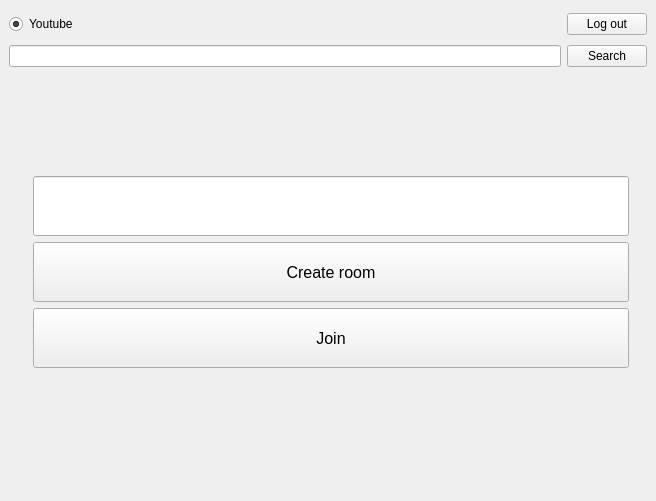
Above: client/static/ui/watchupapp.ui from cpp-park-vk-education/2022_2_cash_map before the change. Below: the same form after it.
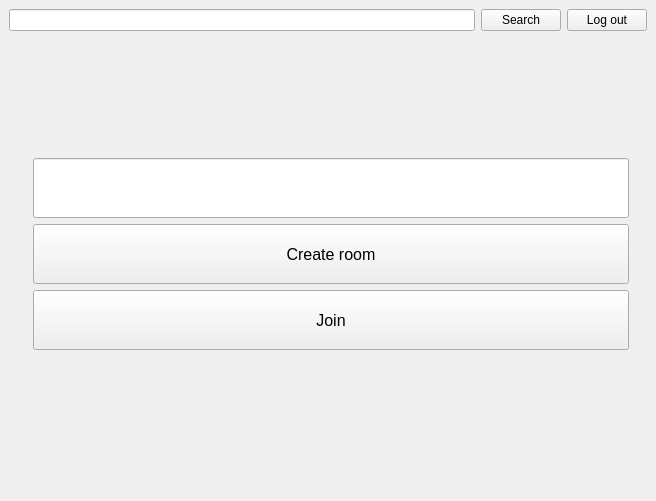
That is the form after the change. Icons and pictures are not drawn.

```diff
--- a/client/static/ui/watchupapp.ui
+++ b/client/static/ui/watchupapp.ui
@@ -39,7 +39,71 @@
     </sizepolicy>
    </property>
    <layout class="QGridLayout" name="gridLayout">
-    <item row="3" column="1">
+    <item row="1" column="0" colspan="2">
+     <layout class="QHBoxLayout" name="horizontalLayout_3">
+      <item>
+       <widget class="QLineEdit" name="searchLineEdit">
+        <property name="sizePolicy">
+         <sizepolicy hsizetype="Expanding" vsizetype="Fixed">
+          <horstretch>0</horstretch>
+          <verstretch>0</verstretch>
+         </sizepolicy>
+        </property>
+        <property name="minimumSize">
+         <size>
+          <width>300</width>
+          <height>0</height>
+         </size>
+        </property>
+        <property name="maximumSize">
+         <size>
+          <width>16777215</width>
+          <height>50</height>
+         </size>
+        </property>
+       </widget>
+      </item>
+      <item>
+       <widget class="QPushButton" name="searchButton">
+        <property name="sizePolicy">
+         <sizepolicy hsizetype="Expanding" vsizetype="Fixed">
+          <horstretch>0</horstretch>
+          <verstretch>0</verstretch>
+         </sizepolicy>
+        </property>
+        <property name="minimumSize">
+         <size>
+          <width>50</width>
+          <height>0</height>
+         </size>
+        </property>
+        <property name="maximumSize">
+         <size>
+          <width>80</width>
+          <height>16777215</height>
+         </size>
+        </property>
+        <property name="text">
+         <string>Search</string>
+        </property>
+       </widget>
+      </item>
+      <item>
+       <widget class="QPushButton" name="logoutButton">
+        <property name="sizePolicy">
+         <sizepolicy hsizetype="Fixed" vsizetype="Fixed">
+          <horstretch>0</horstretch>
+          <verstretch>0</verstretch>
+         </sizepolicy>
+        </property>
+        <property name="text">
+         <string>Log out</string>
+        </property>
+       </widget>
+      </item>
+     </layout>
+    </item>
+    <item row="2" column="1">
      <widget class="QStackedWidget" name="stackedWidget">
       <property name="sizePolicy">
        <sizepolicy hsizetype="Expanding" vsizetype="Expanding">
@@ -201,111 +265,6 @@
       </widget>
      </widget>
     </item>
-    <item row="2" column="0" colspan="2">
-     <layout class="QHBoxLayout" name="horizontalLayout_3">
-      <item>
-       <widget class="QLineEdit" name="searchLineEdit">
-        <property name="sizePolicy">
-         <sizepolicy hsizetype="Expanding" vsizetype="Fixed">
-          <horstretch>0</horstretch>
-          <verstretch>0</verstretch>
-         </sizepolicy>
-        </property>
-        <property name="minimumSize">
-         <size>
-          <width>300</width>
-          <height>0</height>
-         </size>
-        </property>
-        <property name="maximumSize">
-         <size>
-          <width>16777215</width>
-          <height>50</height>
-         </size>
-        </property>
-       </widget>
-      </item>
-      <item>
-       <widget class="QPushButton" name="searchButton">
-        <property name="sizePolicy">
-         <sizepolicy hsizetype="Expanding" vsizetype="Fixed">
-          <horstretch>0</horstretch>
-          <verstretch>0</verstretch>
-         </sizepolicy>
-        </property>
-        <property name="minimumSize">
-         <size>
-          <width>50</width>
-          <height>0</height>
-         </size>
-        </property>
-        <property name="maximumSize">
-         <size>
-          <width>80</width>
-          <height>16777215</height>
-         </size>
-        </property>
-        <property name="text">
-         <string>Search</string>
-        </property>
-       </widget>
-      </item>
-     </layout>
-    </item>
-    <item row="1" column="0" colspan="2">
-     <layout class="QHBoxLayout" name="horizontalLayout_2">
-      <property name="spacing">
-       <number>0</number>
-      </property>
-      <property name="leftMargin">
-       <number>0</number>
-      </property>
-      <item>
-       <widget class="QRadioButton" name="youtubeButton">
-        <property name="minimumSize">
-         <size>
-          <width>20</width>
-          <height>30</height>
-         </size>
-        </property>
-        <property name="font">
-         <font>
-          <pointsize>9</pointsize>
-         </font>
-        </property>
-        <property name="text">
-         <string>Youtube</string>
-        </property>
-        <property name="icon">
-         <iconset>
-          <normaloff>../icons/youtube_icon.png</normaloff>../icons/youtube_icon.png</iconset>
-        </property>
-        <property name="iconSize">
-         <size>
-          <width>20</width>
-          <height>20</height>
-         </size>
-        </property>
-        <property name="checked">
-         <bool>true</bool>
-        </property>
-       </widget>
-      </item>
-      <item>
-       <widget class="QPushButton" name="logoutButton">
-        <property name="sizePolicy">
-         <sizepolicy hsizetype="Fixed" vsizetype="Fixed">
-          <horstretch>0</horstretch>
-          <verstretch>0</verstretch>
-         </sizepolicy>
-        </property>
-        <property name="text">
-         <string>Log out</string>
-        </property>
-       </widget>
-      </item>
-     </layout>
-    </item>
    </layout>
   </widget>
  </widget>
```
